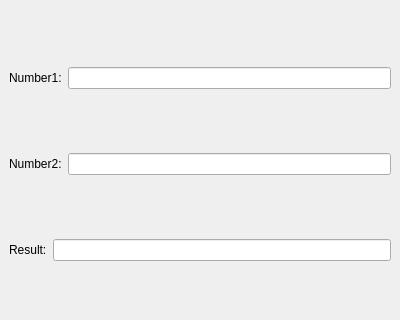
Before: the Qt Designer form OOP/Viikkotehtävä 7/mainwindow.ui in InspectorSpy/OAMK_Ohjelmointi, drawn with Qt 5; both pictures show x 0 to 400 and y 0 to 320 of the 400 by 500 pixel window.
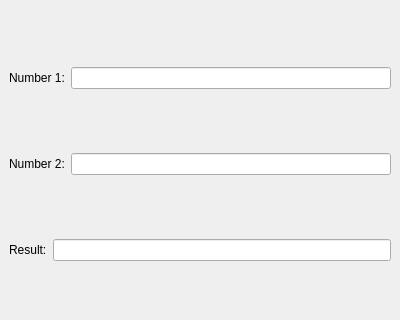
After: the same form once the commit is applied.

Commit message: Update viikkotehtävä 7;

Diff of the .ui file:
```diff
--- a/OOP/Viikkotehtävä 7/mainwindow.ui
+++ b/OOP/Viikkotehtävä 7/mainwindow.ui
@@ -20,7 +20,7 @@
                         <item>
                             <widget class="QLabel" name="label">
                                 <property name="text">
-                                    <string>Number1:</string>
+                                    <string>Number 1:</string>
                                 </property>
                             </widget>
                         </item>
@@ -38,7 +38,7 @@
                         <item>
                             <widget class="QLabel" name="label_2">
                                 <property name="text">
-                                    <string>Number2:</string>
+                                    <string>Number 2:</string>
                                 </property>
                             </widget>
                         </item>
```
The commit also changes 1 other file.
